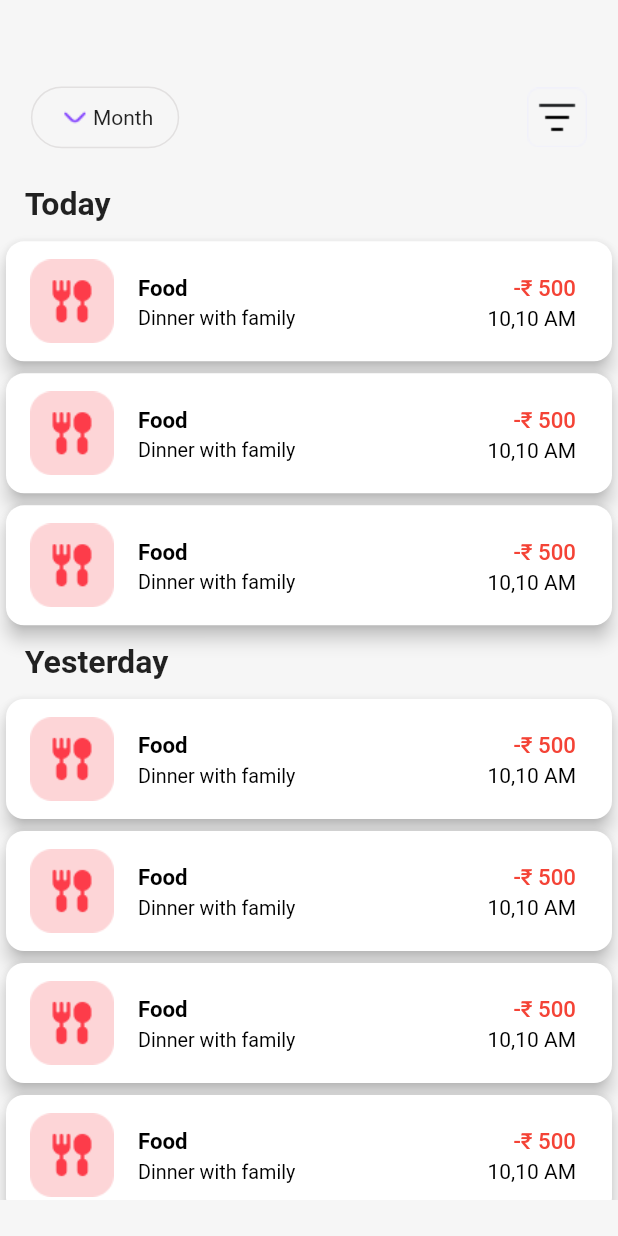
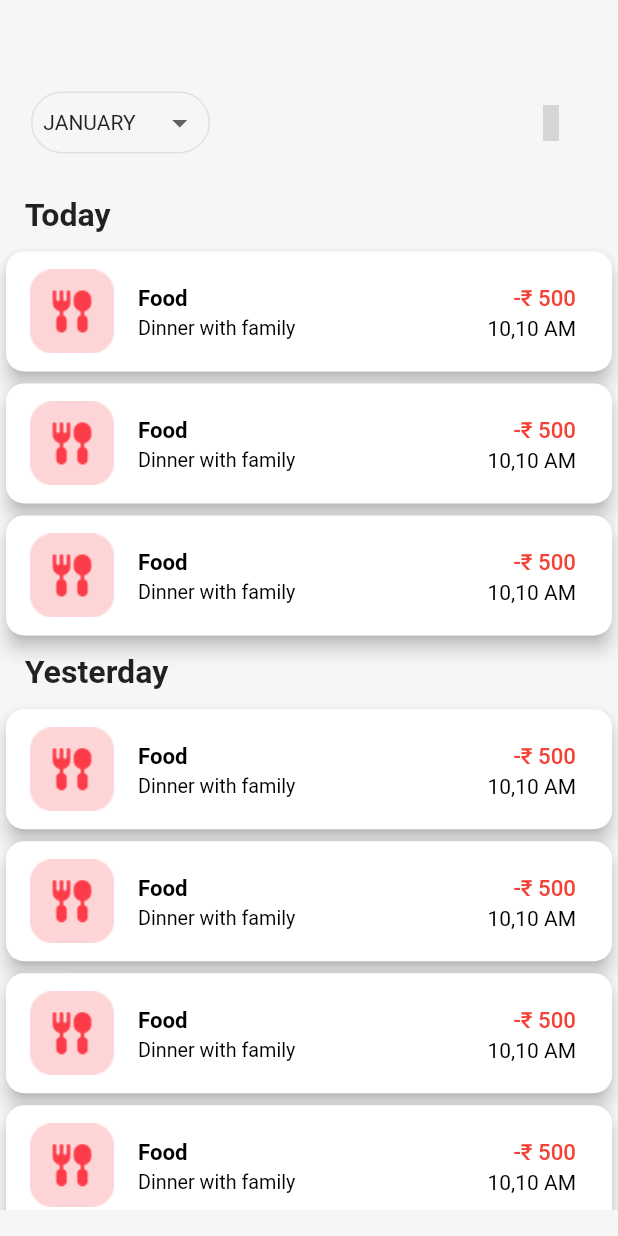
Before and after one commit to rahulsvaz/expense_manager, a Flutter app: the AllTransactions screen opened directly, on a phone screen of 412 x 824 dp. Run offline on Flutter 3.47's test engine with Material 2 defaults, Android fonts, the light colour scheme and no system bars; our stand-ins replace flutter_onboarding_slider, get, google_fonts, google_nav_bar, hive_flutter, iconly and 1 more; missing offline and left inert: flutter_swipe_button; accounts and stored records are empty; grey boxes are pictures that could not be loaded.

Commit message:
drop down value cahnged with getx

```diff
--- a/lib/view/addTransaction/viewModel/Widgets/dropDown/drop_down_controller.dart
+++ b/lib/view/addTransaction/viewModel/Widgets/dropDown/drop_down_controller.dart
@@ -2,5 +2,5 @@ import 'package:get/get.dart';
 import 'package:expense_manager/model/transaction_model.dart';
 
 class DropDownController extends GetxController {
-  Category selectedCategory = Category.food;
+  final selectedCategory = Category.food.obs;
 }
--- /dev/null
+++ b/lib/view/allTransactions/Widgets/dropDown/drop_down_month.dart
@@ -0,0 +1,33 @@
+import 'package:expense_manager/model/transaction_model.dart';
+import 'package:expense_manager/view/allTransactions/Widgets/dropDown/month_controller.dart';
+import 'package:flutter/material.dart';
+import 'package:get/get.dart';
+
+class DropDownMonth extends StatefulWidget {
+  const DropDownMonth({super.key});
+
+  @override
+  State<DropDownMonth> createState() => _DropDownMonthState();
+}
+
+class _DropDownMonthState extends State<DropDownMonth> {
+  final month = Get.put(MonthController());
+  @override
+  Widget build(BuildContext context) {
+    return Obx(() => DropdownButton<Month>(
+          value: month.selectedMonth.value,
+          underline: const Text(''),
+          onChanged: (Month? value) {
+            month.selectedMonth.value = value!;
+          },
+          items: Month.values
+              .map((month) => DropdownMenuItem<Month>(
+                    onTap: () {},
+                    value: month,
+                    child: Text(month.name.toString().toUpperCase(),
+                        style: const TextStyle(fontSize: 14)),
+                  ))
+              .toList(),
+        ));
+  }
+}
--- /dev/null
+++ b/lib/view/allTransactions/Widgets/dropDown/month_controller.dart
@@ -0,0 +1,6 @@
+import 'package:expense_manager/model/transaction_model.dart';
+import 'package:get/get.dart';
+
+class MonthController extends GetxController {
+  final selectedMonth = Month.january.obs;
+}
--- a/lib/view/allTransactions/all_transactions_page.dart
+++ b/lib/view/allTransactions/all_transactions_page.dart
@@ -1,6 +1,8 @@
+import 'package:expense_manager/view/allTransactions/Widgets/dropDown/drop_down_month.dart';
 import 'package:expense_manager/view/constant/colors/colors.dart';
 import 'package:expense_manager/view/home/viewModel/widgets/transaction_card.dart';
 import 'package:flutter/material.dart';
+import 'package:iconly/iconly.dart';
 
 class AllTransactions extends StatefulWidget {
   const AllTransactions({super.key});
@@ -17,7 +19,9 @@ class _AllTransactionsState extends State<AllTransactions> {
     return Scaffold(
         body: ListView(
       children: [
-        SizedBox(height: height*0.05,),
+        SizedBox(
+          height: height * 0.05,
+        ),
         Column(
           crossAxisAlignment: CrossAxisAlignment.start,
           children: [
@@ -33,19 +37,14 @@ class _AllTransactionsState extends State<AllTransactions> {
                 children: [
                   Container(
                     height: height * 0.05,
-                    width: width * 0.24,
+                    width: width * 0.29,
                     decoration: BoxDecoration(
                         borderRadius: BorderRadius.circular(height * 0.50),
                         border: Border.all(color: Pallete.lightGrey)),
-                    child: Row(
-                      mainAxisAlignment: MainAxisAlignment.center,
-                      children: [
-                        Image.asset('assets/images/arrow-down.png'),
-                        const Text('Month')
-                      ],
-                    ),
+                    child: const Center(child: DropDownMonth()),
                   ),
-                  Image.asset('assets/images/menuIcon.png')
+                  IconButton(
+                      onPressed: () {}, icon: const Icon(IconlyBold.filter_2))
                 ],
               ),
             ),
--- a/lib/view/settings/widgets/menuitem.dart
+++ b/lib/view/settings/widgets/menuitem.dart
@@ -1,7 +1,6 @@
 import 'package:expense_manager/view/createAccountPage/create_account.dart';
 import 'package:flutter/material.dart';
 import 'package:get/get.dart';
-import 'package:get/get_core/src/get_main.dart';
 import 'package:hive_flutter/hive_flutter.dart';
 import 'package:iconly/iconly.dart';
 
```
Also changed, not shown: lib/view/addTransaction/viewModel/Widgets/dropDown/drop_down_button.dart (+8 -8 lines).
